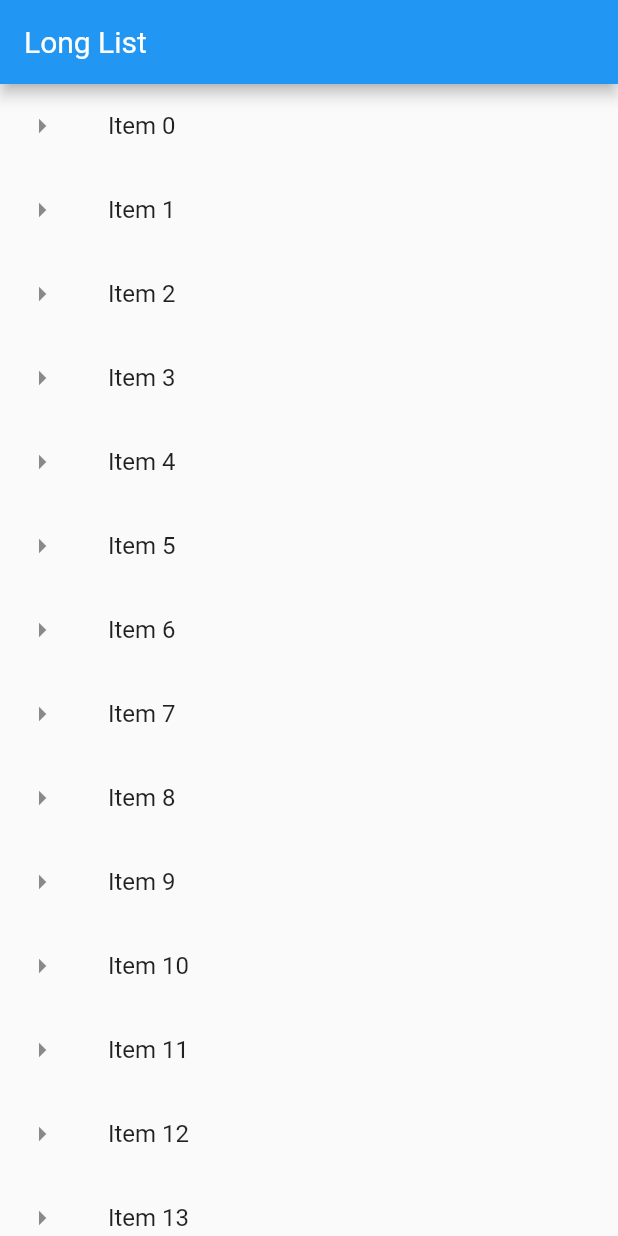
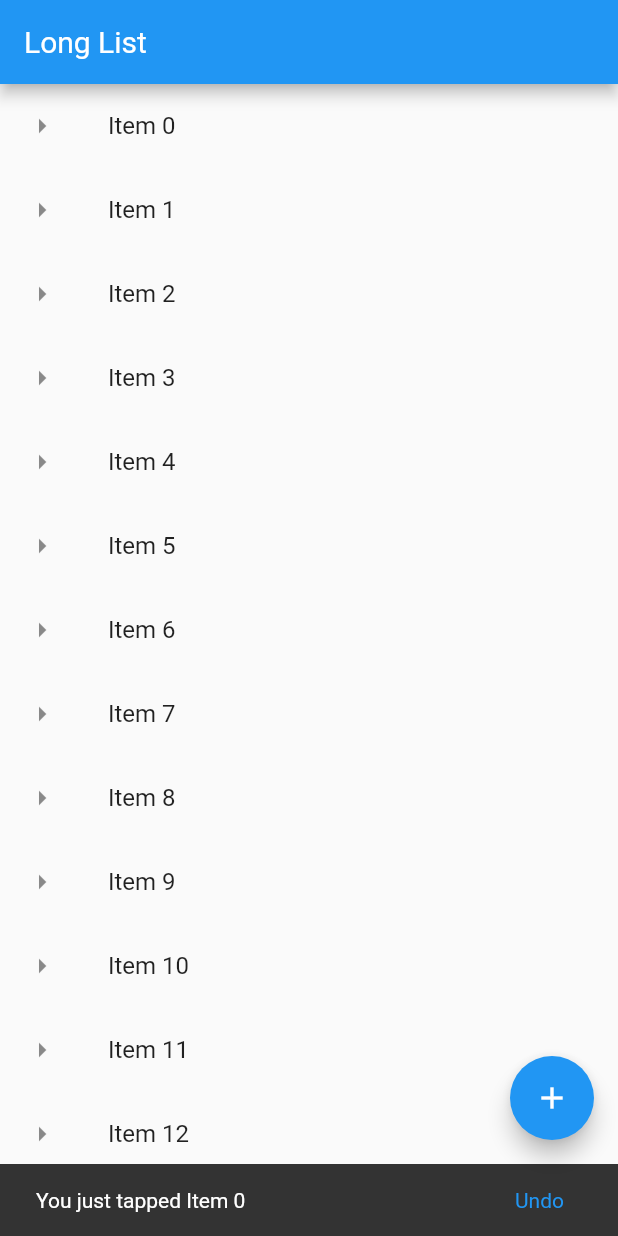
Before and after one commit to minhbka/flutter_tutorial, a Flutter app: the screen it shows after launch, after a tap on an icon or button, on a phone screen of 412 x 824 dp. Run offline on Flutter 3.47's test engine with Material 2 defaults, Android fonts, the phone set to English and light mode, and no system bars.

Commit message:
Action Button ( FAB ) and Snack Bar

```diff
--- a/lib/main.dart
+++ b/lib/main.dart
@@ -6,10 +6,28 @@ void main() {
     title: "Exploring UI widgets",
     home: Scaffold(
       appBar: AppBar(title: Text("Long List")),
-      body:getListView()
+      body:getListView(),
+      floatingActionButton: FloatingActionButton(
+        onPressed: () =>debugPrint("FAB is clicked"),
+        child:Icon(Icons.add),
+        tooltip:'Add one more Item',
+      ),
     ),
   ));
 }
+
+void showSnackBar(BuildContext context, String item){
+  var snackBar = SnackBar(
+    content:Text("You just tapped $item"),
+    action:SnackBarAction(
+      label:"Undo",
+      onPressed:()=>debugPrint('Performing dummy Undo opration')
+    )
+  );
+
+  ScaffoldMessenger.of(context).showSnackBar(snackBar);
+}
+
 List<String> getListElements(){
   var items = List<String>.generate(1000, (index) => "Item $index");
   return items;
@@ -23,7 +41,7 @@ Widget getListView(){
       return ListTile(
         leading: Icon(Icons.arrow_right),
         title:Text(listItem[index]),
-        onTap:()=>debugPrint("${listItem[index]} was tapped"),
+        onTap:()=>showSnackBar(context, listItem[index]),
       );
     }
   );
```
